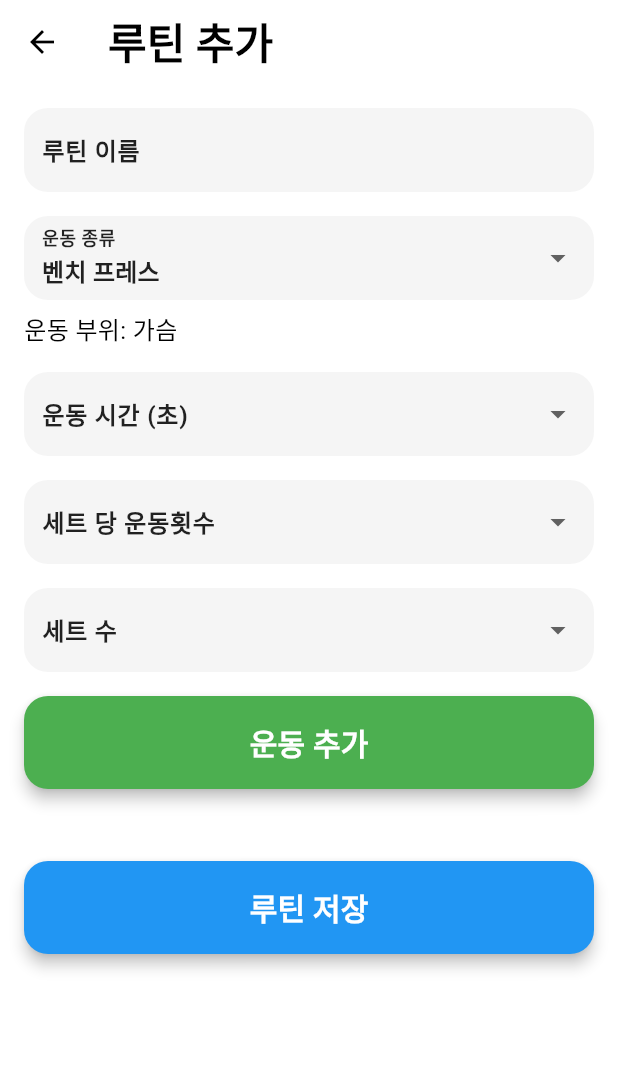
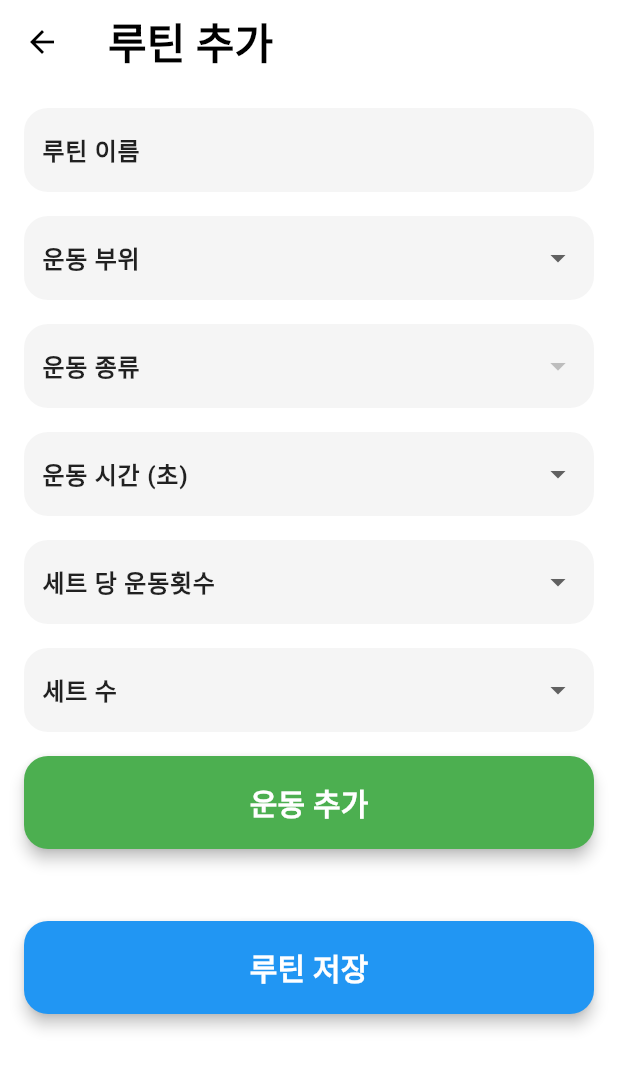
Before and after one commit to CBNU-younghun/OSS-TeamProject-app, a Flutter app: the AddRoutinePage screen opened directly, on a phone screen of 412 x 824 dp. Shown: the top 1069 px of the screen. Run offline on Flutter 3.47's test engine with Material 3 defaults, Android fonts, the phone set to English and light mode, and no system bars; our stand-ins replace flutter_neumorphic_plus, font_awesome_flutter, shared_preferences; accounts and stored records are empty; Roboto replaces fonts that are missing (Bebas Neue).

Commit message:
병합시 충돌 최소화

```diff
--- a/lib/routine/add_routine_page.dart
+++ b/lib/routine/add_routine_page.dart
@@ -20,8 +20,7 @@ class _AddRoutinePageState extends State<AddRoutinePage> {
   List<int> setOptions = List.generate(10, (index) => index + 1); // 세트 수 옵션 (1세트부터 10세트까지)
   int? selectedReps; // 세트당 운동횟수
   List<int> repsOptions = List.generate(50, (index) => index + 1); // 세트당 운동횟수 옵션
-
-
+  List<Map<String, dynamic>> filteredExercises = []; // 선택된 부위에 따라 필터링된 운동 목록
 
   @override
   void initState() {
@@ -34,29 +33,26 @@ class _AddRoutinePageState extends State<AddRoutinePage> {
     String data = await rootBundle.loadString('assets/exercise_data.json'); // JSON 파일 로드
     setState(() {
       exercises = json.decode(data); // 운동 데이터 파싱
-      if (exercises.isNotEmpty) {
-        selectedExercise = exercises.first; // 기본으로 첫 번째 운동 선택
-      }
     });
   }
 
   // 운동을 추가하는 함수이다
   void _addExercise() {
-    if (selectedExercise != null && selectedTime != null && selectedSets != null) { // 유효성 검사
+    if (selectedExercise != null && selectedTime != null && selectedSets != null && selectedReps != null) { // 유효성 검사
       setState(() {
         addedExercises.add({
           'exercise': selectedExercise!['name'], // 운동 이름 추가
           'time': selectedTime, // 운동 시간 추가
           'sets': selectedSets, // 세트 수 추가
           'bodyPart': selectedExercise!['bodyPart'], // 운동 부위 추가
-          'reps':selectedReps, //세트 당 운동횟수 추가
+          'reps': selectedReps, // 세트당 운동횟수 추가
         });
         selectedTime = null; // 선택된 시간 초기화
         selectedSets = null; // 선택된 세트 수 초기화
-        selectedReps = null; // 선택된 세트 당 운동횟수 초기화
+        selectedReps = null; // 선택된 세트당 운동횟수 초기화
+        selectedExercise = null; // 선택된 운동 초기화
       });
     } else {
-      // 유효하지 않은 입력 처리
       ScaffoldMessenger.of(context).showSnackBar(
         SnackBar(content: Text('운동 정보와 시간을 올바르게 입력해주세요.')), // 오류 메시지 표시
       );
@@ -79,7 +75,6 @@ class _AddRoutinePageState extends State<AddRoutinePage> {
       };
       Navigator.pop(context, newRoutine); // 새 루틴을 이전 화면으로 전달하며 닫기
     } else {
-      // 유효하지 않은 입력 처리
       ScaffoldMessenger.of(context).showSnackBar(
         SnackBar(content: Text('루틴 이름과 최소 하나의 운동을 추가해주세요.')), // 오류 메시지 표시
       );
@@ -111,74 +106,113 @@ class _AddRoutinePageState extends State<AddRoutinePage> {
       body: Padding(
         padding: EdgeInsets.all(16.0), // 전체 패딩 설정
         child: exercises.isEmpty
-            ? Center(child: CircularProgressIndicator()) // 운동 데이터 로딩 중일 때 표시
+            ? Center(child: CircularProgressIndicator()) // 운동 데이터를 로딩 중일 때
             : ListView(
           children: [
+            // 루틴 이름 입력 필드
             _buildTextField(
-              controller: routineNameController, // 루틴 이름 입력 필드
-              label: '루틴 이름', // 라벨 텍스트 설정
+              controller: routineNameController,
+              label: '루틴 이름',
             ),
-            SizedBox(height: 16.0), // 간격 추가
+            SizedBox(height: 16.0),
+            // 운동 부위 선택 필드
+            Container(
+              padding: EdgeInsets.symmetric(horizontal: 12.0),
+              decoration: BoxDecoration(
+                color: Colors.grey[100],
+                borderRadius: BorderRadius.circular(16.0),
+              ),
+              child: DropdownButtonFormField<String>(
+                items: exercises
+                    .map((exercise) => exercise['bodyPart'])
+                    .toSet()
+                    .map((bodyPart) => DropdownMenuItem<String>(
+                  value: bodyPart,
+                  child: Text(
+                    bodyPart,
+                    style: TextStyle(
+                      fontFamily: 'Roboto',
+                      fontWeight: FontWeight.w600,
+                      fontSize: 16.0,
+                      color: Colors.black87,
+                    ),
+                  ),
+                ))
+                    .toList(),
+                onChanged: (value) {
+                  setState(() {
+                    filteredExercises = exercises
+                        .where((exercise) => exercise['bodyPart'] == value)
+                        .map((exercise) => exercise as Map<String,dynamic>)
+                        .toList();
+                    selectedExercise = null; // 운동 초기화
+                  });
+                },
+                decoration: InputDecoration(
+                  labelText: '운동 부위',
+                  labelStyle: TextStyle(
+                    fontFamily: 'Roboto',
+                    fontWeight: FontWeight.w600,
+                    fontSize: 16.0,
+                    color: Colors.black87,
+                  ),
+                  border: InputBorder.none,
+                ),
+              ),
+            ),
+            SizedBox(height: 16.0),
 
+            // 운동 선택 필드
             Container(
-              padding: EdgeInsets.symmetric(horizontal: 12.0), // 컨테이너 패딩 설정
+              padding: EdgeInsets.symmetric(horizontal: 12.0),
               decoration: BoxDecoration(
-                color: Colors.grey[100], // 배경색 설정
-                borderRadius: BorderRadius.circular(16.0), // 모서리 둥글게 설정
+                color: Colors.grey[100],
+                borderRadius: BorderRadius.circular(16.0),
               ),
               child: DropdownButtonFormField<Map<String, dynamic>>(
-                value: selectedExercise, // 현재 선택된 운동
-                items: exercises.map<DropdownMenuItem<Map<String, dynamic>>>((exercise) {
+                value: selectedExercise,
+                items: filteredExercises.map((exercise) {
                   return DropdownMenuItem<Map<String, dynamic>>(
-                    value: exercise, // 각 운동을 드롭다운 항목으로 설정
+                    value: exercise,
                     child: Text(
-                      exercise['name'], // 운동 이름 표시
+                      exercise['name'],
                       style: TextStyle(
-                        fontFamily: 'Roboto', // 폰트 설정
-                        fontWeight: FontWeight.w600, // 글자 두께 설정
-                        fontSize: 16.0, // 글자 크기 설정
-                        color: Colors.black87, // 글자 색상 설정
+                        fontFamily: 'Roboto',
+                        fontWeight: FontWeight.w600,
+                        fontSize: 16.0,
+                        color: Colors.black87,
                       ),
                     ),
                   );
                 }).toList(),
                 onChanged: (value) {
                   setState(() {
-                    selectedExercise = value; // 선택된 운동 업데이트
+                    selectedExercise = value;
                   });
                 },
                 decoration: InputDecoration(
-                  labelText: '운동 종류', // 라벨 텍스트 설정
+                  labelText: '운동 종류',
                   labelStyle: TextStyle(
-                    fontFamily: 'Roboto', // 폰트 설정
-                    fontWeight: FontWeight.w600, // 글자 두께 설정
-                    fontSize: 16.0, // 글자 크기 설정
-                    color: Colors.black87, // 글자 색상 설정
+                    fontFamily: 'Roboto',
+                    fontWeight: FontWeight.w600,
+                    fontSize: 16.0,
+                    color: Colors.black87,
                   ),
-                  border: InputBorder.none, // 테두리 없음
+                  border: InputBorder.none,
                 ),
               ),
             ),
-            SizedBox(height: 8.0), // 간격 추가
-            if (selectedExercise != null) ...[
-              Text(
-                '운동 부위: ${selectedExercise!['bodyPart']}', // 선택된 운동의 부위 표시
-                style: TextStyle(
-                  fontFamily: 'Roboto', // 폰트 설정
-                  fontSize: 16.0, // 글자 크기 설정
-                  color: Colors.black, // 글자 색상 설정
-                ),
-              ),
-            ],
-            SizedBox(height: 16.0), // 간격 추가
+            SizedBox(height: 16.0),
+
+            // 운동 시간 선택 필드
             Container(
-              padding: EdgeInsets.symmetric(horizontal: 12.0), // 컨테이너 패딩 설정
+              padding: EdgeInsets.symmetric(horizontal: 12.0),
               decoration: BoxDecoration(
-                color: Colors.grey[100], // 배경색 설정
-                borderRadius: BorderRadius.circular(16.0), // 모서리 둥글게 설정
+                color: Colors.grey[100],
+                borderRadius: BorderRadius.circular(16.0),
               ),
               child: DropdownButtonFormField<int>(
-                value: selectedTime, // 현재 선택된 시간
+                value: selectedTime,
                 items: secondsOptions.map((seconds) => DropdownMenuItem(
                   value: seconds, // 각 시간 값을 드롭다운 항목으로 설정
                   child: Text(
@@ -193,32 +227,33 @@ class _AddRoutinePageState extends State<AddRoutinePage> {
                 )).toList(),
                 onChanged: (value) {
                   setState(() {
-                    selectedTime = value; // 선택된 시간 업데이트
+                    selectedTime = value;
                   });
                 },
                 decoration: InputDecoration(
-                  labelText: '운동 시간 (초)', // 라벨 텍스트 설정
+                  labelText: '운동 시간 (초)',
                   labelStyle: TextStyle(
-                    fontFamily: 'Roboto', // 폰트 설정
-                    fontWeight: FontWeight.w600, // 글자 두께 설정
-                    fontSize: 16.0, // 글자 크기 설정
-                    color: Colors.black87, // 글자 색상 설정
+                    fontFamily: 'Roboto',
+                    fontWeight: FontWeight.w600,
+                    fontSize: 16.0,
+                    color: Colors.black87,
                   ),
-                  border: InputBorder.none, // 테두리 없음
+                  border: InputBorder.none,
                 ),
               ),
             ),
-            SizedBox(height: 16.0), // 간격 추가
+            SizedBox(height: 16.0),
 
+            // 세트당 운동횟수 선택 필드
             Container(
-              padding: EdgeInsets.symmetric(horizontal: 12.0), // 컨테이너 패딩 설정
+              padding: EdgeInsets.symmetric(horizontal: 12.0),
               decoration: BoxDecoration(
-                color: Colors.grey[100], // 배경색 설정
-                borderRadius: BorderRadius.circular(16.0), // 모서리 둥글게 설정
+                color: Colors.grey[100],
+                borderRadius: BorderRadius.circular(16.0),
               ),
               child: DropdownButtonFormField<int>(
-                value: selectedReps, // 현재 선택된 세트 당 운동횟수
-                items: repsOptions.map((reps) => DropdownMenuItem(
+                value: selectedReps,
+                items: repsOptions.map((reps)  => DropdownMenuItem(
                   value: reps, // 각 세트 당 운동횟수 값을 드롭다운 항목으로 설정
                   child: Text(
                     '$reps 회', // 세트 당 운동횟수 표시
@@ -232,30 +267,32 @@ class _AddRoutinePageState extends State<AddRoutinePage> {
                 )).toList(),
                 onChanged: (value) {
                   setState(() {
-                    selectedReps = value; // 선택된 세트 당 운동횟수 업데이트
+                    selectedReps = value;
                   });
                 },
                 decoration: InputDecoration(
-                  labelText: '세트 당 운동횟수', // 라벨 텍스트 설정
+                  labelText: '세트 당 운동횟수',
                   labelStyle: TextStyle(
-                    fontFamily: 'Roboto', // 폰트 설정
-                    fontWeight: FontWeight.w600, // 글자 두께 설정
-                    fontSize: 16.0, // 글자 크기 설정
-                    color: Colors.black87, // 글자 색상 설정
+                    fontFamily: 'Roboto',
+                    fontWeight: FontWeight.w600,
+                    fontSize: 16.0,
+                    color: Colors.black87,
                   ),
-                  border: InputBorder.none, // 테두리 없음
+                  border: InputBorder.none,
                 ),
               ),
             ),
             SizedBox(height: 16.0),
+
+            // 세트 수 선택 필드
             Container(
-              padding: EdgeInsets.symmetric(horizontal: 12.0), // 컨테이너 패딩 설정
+              padding: EdgeInsets.symmetric(horizontal: 12.0),
               decoration: BoxDecoration(
-                color: Colors.grey[100], // 배경색 설정
-                borderRadius: BorderRadius.circular(16.0), // 모서리 둥글게 설정
+                color: Colors.grey[100],
+                borderRadius: BorderRadius.circular(16.0),
               ),
               child: DropdownButtonFormField<int>(
-                value: selectedSets, // 현재 선택된 세트 수
+                value: selectedSets,
                 items: setOptions.map((sets) => DropdownMenuItem(
                   value: sets, // 각 세트 수 값을 드롭다운 항목으로 설정
                   child: Text(
@@ -270,25 +307,25 @@ class _AddRoutinePageState extends State<AddRoutinePage> {
                 )).toList(),
                 onChanged: (value) {
                   setState(() {
-                    selectedSets = value; // 선택된 세트 수 업데이트
+                    selectedSets = value;
                   });
                 },
                 decoration: InputDecoration(
-                  labelText: '세트 수', // 라벨 텍스트 설정
+                  labelText: '세트 수',
                   labelStyle: TextStyle(
-                    fontFamily: 'Roboto', // 폰트 설정
-                    fontWeight: FontWeight.w600, // 글자 두께 설정
-                    fontSize: 16.0, // 글자 크기 설정
-                    color: Colors.black87, // 글자 색상 설정
+                    fontFamily: 'Roboto',
+                    fontWeight: FontWeight.w600,
+                    fontSize: 16.0,
+                    color: Colors.black87,
                   ),
-                  border: InputBorder.none, // 테두리 없음
+                  border: InputBorder.none,
                 ),
               ),
-            ), // 간격 추가
+            ),
+            SizedBox(height: 16.0),
 
-            SizedBox(height: 16.0), // 간격 추가
             ElevatedButton(
-              onPressed: _addExercise, // 운동 추가 버튼 클릭 시 운동 추가 함수 호출
+              onPressed: _addExercise,
               style: ElevatedButton.styleFrom(
                 backgroundColor: Colors.green, // 버튼 배경색 설정
                 elevation: 4.0, // 그림자 효과 설정
@@ -298,7 +335,7 @@ class _AddRoutinePageState extends State<AddRoutinePage> {
                 padding: EdgeInsets.symmetric(vertical: 16.0), // 버튼 패딩 설정
               ),
               child: Text(
-                '운동 추가', // 버튼 텍스트
+                '운동 추가',
                  style: TextStyle(
                    fontFamily: 'Bebas Neue', // 폰트 설정
                    fontSize: 20.0, // 글자 크기 설정
@@ -307,7 +344,8 @@ class _AddRoutinePageState extends State<AddRoutinePage> {
                  ),
               ),
             ),
-            SizedBox(height: 16.0), // 간격 추가
+            SizedBox(height: 16.0),
+
             if (addedExercises.isNotEmpty) ...[
               Text(
                 '추가된 운동 목록', // 추가된 운동 목록 제목
--- a/lib/routine/routine_detail_page.dart
+++ b/lib/routine/routine_detail_page.dart
@@ -329,7 +329,7 @@ class _RoutineDetailPageState extends State<RoutineDetailPage> {
                       value: selectedReps,
                       items: repsOptions.map((reps) => DropdownMenuItem(
                         value: reps,
-                        child: Text('$reps 세트'),
+                        child: Text('$reps 회'),
                       )).toList(),
                       onChanged: (value) {
                         setModalState(() {
@@ -594,7 +594,7 @@ class _RoutineDetailPageState extends State<RoutineDetailPage> {
                     ),
                     SizedBox(height: 16.0),
                     // 세트 수 선택
-                    //************************************************************************************************
+
                     // 세트 당 운동 횟수 선택
                     DropdownButtonFormField<int>(
                       value: repsOptions.contains(exercises[index]['reps']) ? exercises[index]['reps'] : null, // 선택된 세트 당 운동 횟수 설정
@@ -628,7 +628,7 @@ class _RoutineDetailPageState extends State<RoutineDetailPage> {
                       hint: Text('세트 수를 선택하세요'), // 힌트 텍스트 추가
                     ),
                     SizedBox(height: 16.0),
-                    //************************************************************************************************
+
                     DropdownButtonFormField<int>(
                       value: setOptions.contains(exercises[index]['sets']) ? exercises[index]['sets'] : null, // 선택된 세트 수 설정
                       items: setOptions.map((sets) => DropdownMenuItem(
--- a/lib/routine/routine_page.dart
+++ b/lib/routine/routine_page.dart
@@ -45,6 +45,10 @@ class _RoutinePageState extends State<RoutinePage> {
   // 새로운 루틴을 추가하는 함수
   void _addNewRoutine(Map<String, dynamic> routine) {
     setState(() {
+      // 루틴에 createdAt 필드가 없으면 현재 시간을 추가
+      if(!routine.containsKey('createdAt')){
+        routine['createdAt'] = DateTime.now().toIso8601String(); // createdAt 필드 추가
+      }
       routines.add(routine); // 새로운 루틴을 리스트에 추가
       _saveRoutines(); // 업데이트된 리스트를 저장
     });
@@ -157,6 +161,10 @@ class _RoutinePageState extends State<RoutinePage> {
           itemCount: routines.length, // 루틴의 개수를 아이템 수로 설정
           itemBuilder: (context, index) {
             final routine = routines[index]; // 각 루틴을 가져옴
+            // 생성 시간을 DateTime 객체로 피싱
+            DateTime createdAt = DateTime.parse(routine['createdAt'] ?? DateTime.now().toIso8601String());
+            // 생성 시간을 원하는 형식으로 포맷
+            String formattedDate = "${createdAt.year}-${createdAt.month}-${createdAt.day}-${createdAt.hour}:${createdAt.minute}";
             return GestureDetector(
               onTap: () {
                 _goToRoutineDetailPage(index); // 루틴을 탭하면 상세 페이지로 이동
@@ -177,6 +185,13 @@ class _RoutinePageState extends State<RoutinePage> {
                       fontFamily: 'Roboto', // 폰트 설정
                     ),
                   ),
+                  subtitle: Text(
+                    "생성일: $formattedDate", // 생성된 날짜와 시간을 표시
+                    style: TextStyle(
+                      fontSize: 14.0, // 폰트 크기 설정
+                      color: Colors.black54,//
+                    ),
+                  ),
                 ),
               ),
             );
```
Lines whose indentation alone changed are shown as unchanged.
